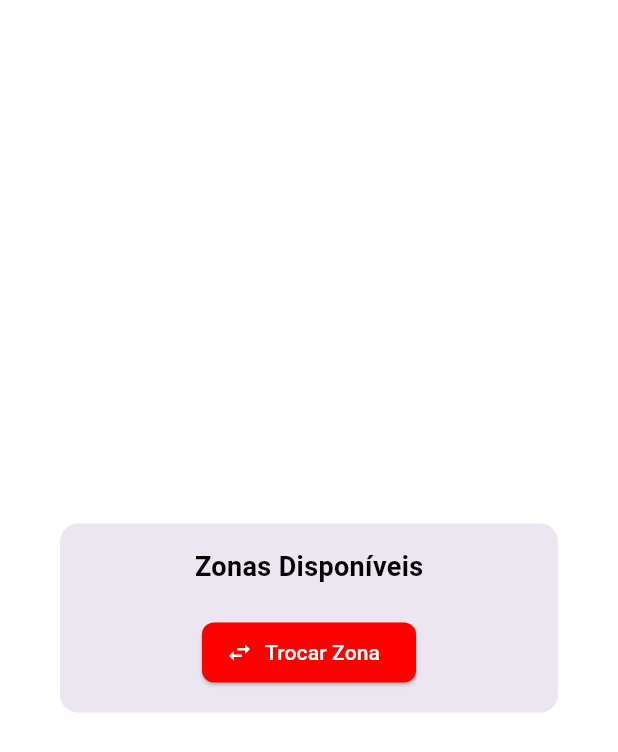
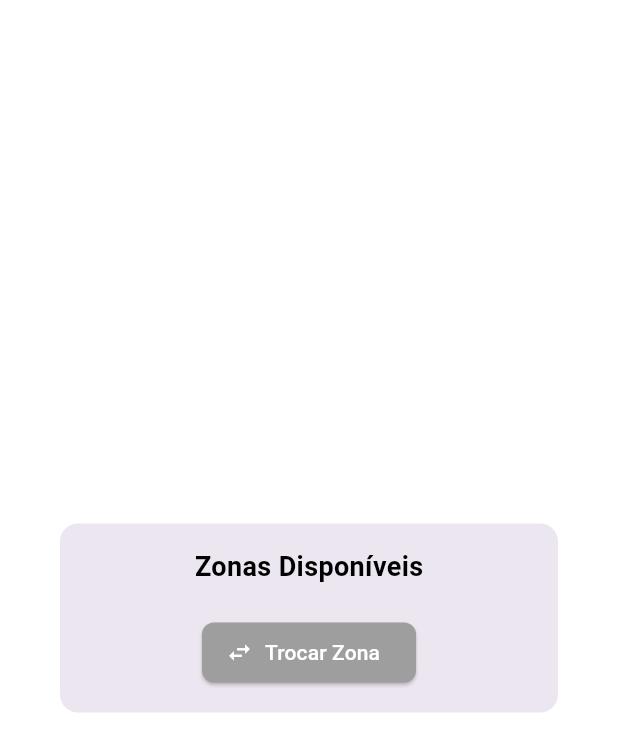
Before and after one commit to giovaneneves7/Corre-Aqui-App, a Flutter app: the ZoneSelectorModal widget shown alone on an empty page, opened directly, on a phone screen of 412 x 824 dp. Shown: the top 752 px of the screen. Run offline on Flutter 3.47's test engine with Material 3 defaults, Android fonts, the phone set to English and light mode, and no system bars; our stand-ins replace carousel_slider, geolocator, get, google_maps_flutter, shared_preferences, supabase_flutter; missing offline and left inert: supabase_auth_ui; accounts and stored records are empty.

Commit message:
Update: Desativando botão de trocar zona temporariamente

```diff
--- a/lib/common/widgets/modals/zone_selector_modal.dart
+++ b/lib/common/widgets/modals/zone_selector_modal.dart
@@ -59,6 +59,9 @@ class _ZoneSelectorModalState extends State<ZoneSelectorModal> {
                     color: Colors.white,
                   ),
                   label: const Text("Trocar Zona"),
+                  style: ElevatedButton.styleFrom(
+                    backgroundColor: Colors.grey,
+                  ),
                 ),
               ],
             );
```
